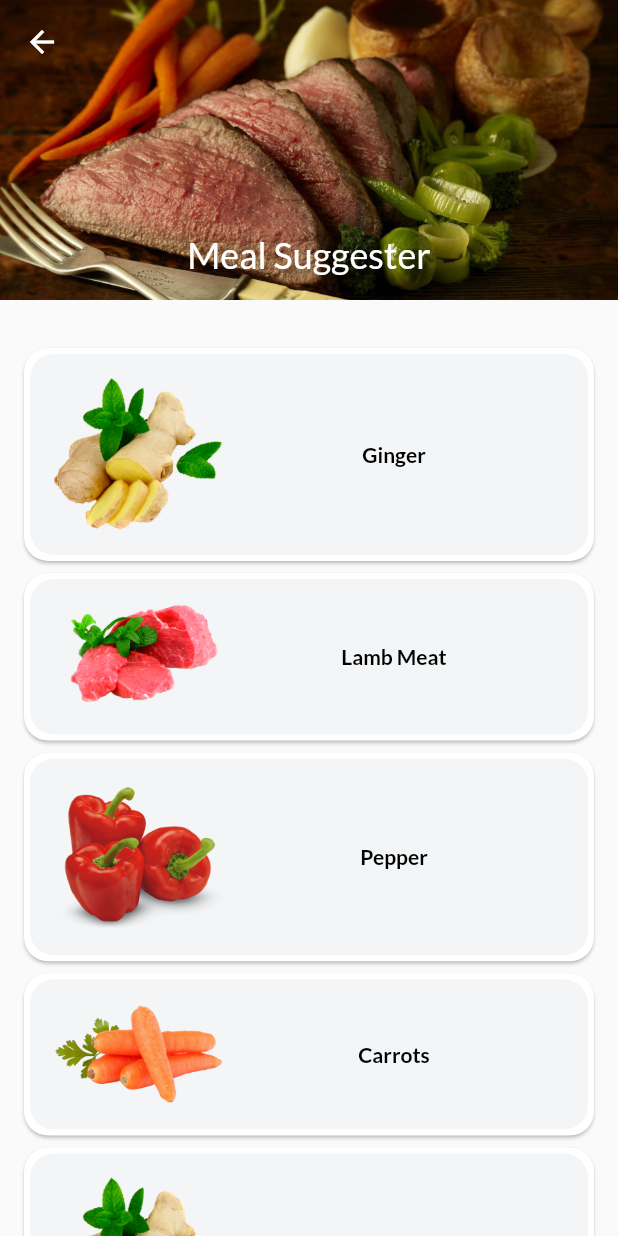
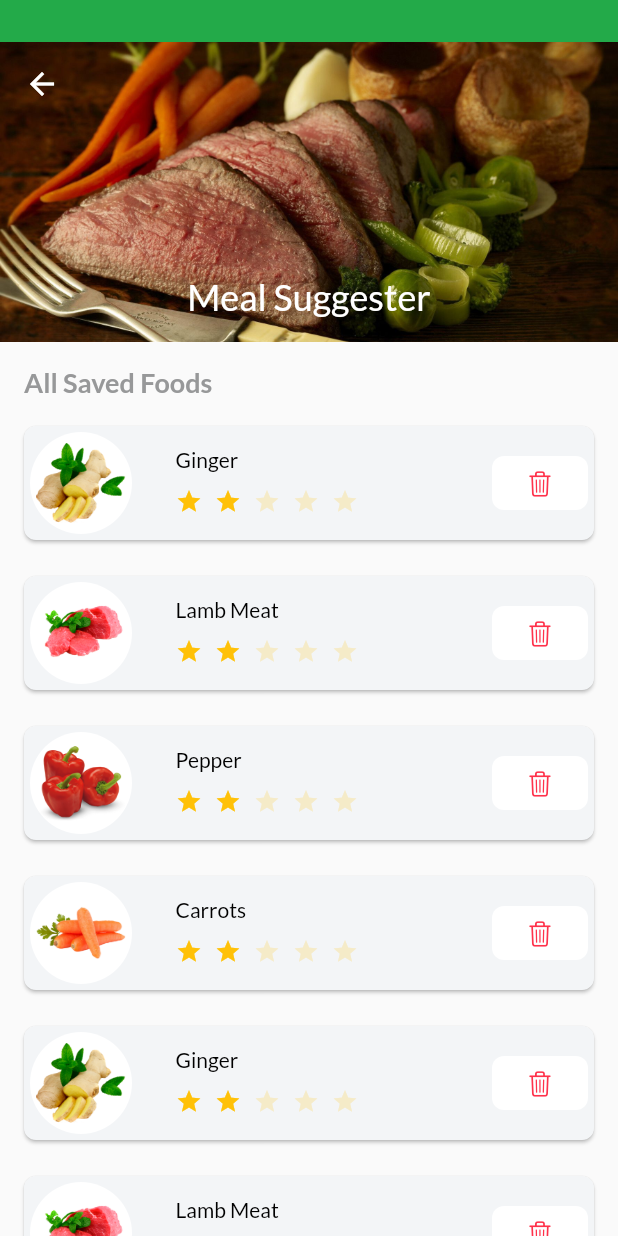
Before and after one commit to owidi-001/Mest, a Flutter app: the AllFoods screen opened directly, on a phone screen of 412 x 824 dp. Run offline on Flutter 3.47's test engine with Material 2 defaults, Android fonts, the phone set to English and light mode, and no system bars; drawn by our look-alikes of flutter_rating_bar; our stand-ins replace google_fonts.

Commit message:
All foods page edit, rating box show, card redesign, home page refactoring

```diff
--- a/lib/main.dart
+++ b/lib/main.dart
@@ -1,7 +1,6 @@
 import 'package:flutter/material.dart';
 import 'package:google_fonts/google_fonts.dart';
 import 'package:mest/home.dart';
-import 'package:mest/screens/home.dart';
 import 'package:mest/screens/new_food.dart';
 import 'package:mest/utils/routes.dart';
 
--- a/lib/screens/all_foods.dart
+++ b/lib/screens/all_foods.dart
@@ -12,10 +12,17 @@ class AllFoods extends StatelessWidget {
 
   @override
   Widget build(BuildContext context) {
-    return SafeArea(
-        child: Scaffold(
+    return Scaffold(
       body: CustomScrollView(
         slivers: <Widget>[
+          SliverToBoxAdapter(
+            child: SizedBox(
+              height: 28,
+              child: Container(
+                color: AppTheme.primaryColor,
+              ),
+            ),
+          ),
           SliverAppBar(
             backgroundColor: AppTheme.primaryColor,
             expandedHeight: 200.0,
@@ -33,21 +40,29 @@ class AllFoods extends StatelessWidget {
                   fit: BoxFit.cover,
                 )),
           ),
-          const SliverToBoxAdapter(
-            child: SizedBox(
-              height: 24,
+          SliverToBoxAdapter(
+              child: Container(
+            padding: const EdgeInsets.only(top: 16.0, bottom: 10, left: 16),
+            child: const Text(
+              "All Saved Foods",
+              style: TextStyle(
+                  fontSize: 18,
+                  fontWeight: FontWeight.bold,
+                  color: AppTheme.secondaryColor),
             ),
-          ),
+          )),
           SliverList(
               delegate: SliverChildBuilderDelegate(((
             context,
             index,
           ) {
             return Card(
-              margin: const EdgeInsets.only(top: 8.0,left: 16,right: 16),
+              margin: const EdgeInsets.only(
+                  top: 8.0, left: 16, right: 16, bottom: 16),
               shape: RoundedRectangleBorder(
-                borderRadius: BorderRadius.circular(16.0),
+                borderRadius: BorderRadius.circular(8.0),
               ),
+              color: AppTheme.lightColor,
               child: FoodCardWidgetHorizontal(
                   food: foods[index],
                   onTapCallback: () => {
@@ -61,6 +76,6 @@ class AllFoods extends StatelessWidget {
           }), childCount: foods.length))
         ],
       ),
-    ));
+    );
   }
 }
--- a/lib/screens/favourite_foods.dart
+++ b/lib/screens/favourite_foods.dart
@@ -1,12 +1,10 @@
 import 'package:flutter/material.dart';
-import 'package:flutter/src/foundation/key.dart';
-import 'package:flutter/src/widgets/framework.dart';
 
 class FavouriteFoods extends StatelessWidget {
   const FavouriteFoods({Key? key}) : super(key: key);
 
   @override
   Widget build(BuildContext context) {
-    return const Center(child: Text("hello"),);
+    return const Center(child: Text("data"),);
   }
 }
--- a/lib/screens/home.dart
+++ b/lib/screens/home.dart
@@ -24,7 +24,7 @@ class _MainPageState extends State<MainPage> {
           LayoutBuilder(
             builder: (BuildContext context, BoxConstraints constraints) {
               return Container(
-                height: constraints.maxHeight / 2,
+                height: constraints.maxHeight / 1.8,
                 width: MediaQuery.of(context).size.width,
                 color: AppTheme.primaryColor,
               );
--- a/lib/services/food.service.dart
+++ b/lib/services/food.service.dart
@@ -29,8 +29,7 @@ List<Food> foods = [
       image: "${baseUrl}carrots.png",
       description: "Food description",
       category: category1),
-
-       Food(
+  Food(
       name: "Ginger",
       image: "${baseUrl}ginger.png",
       description: "Food description",
@@ -50,8 +49,7 @@ List<Food> foods = [
       image: "${baseUrl}carrots.png",
       description: "Food description",
       category: category2),
-
-       Food(
+  Food(
       name: "Ginger",
       image: "${baseUrl}ginger.png",
       description: "Food description",
@@ -71,8 +69,7 @@ List<Food> foods = [
       image: "${baseUrl}carrots.png",
       description: "Food description",
       category: category3),
-
-       Food(
+  Food(
       name: "Ginger",
       image: "${baseUrl}ginger.png",
       description: "Food description",
@@ -141,3 +138,12 @@ List<Food> allFoods() {
 Food randomFood(List<Food> foods) {
   return foods[Random().nextInt(foods.length - 1)];
 }
+
+void deleteFood(Food food) {
+  print("Delete button pressed");
+  if (foods.contains(food)) {
+    print("Action being taken");
+    foods.remove(food);
+  }
+  print("Action completed");
+}
--- a/lib/widgets/foodCard.dart
+++ b/lib/widgets/foodCard.dart
@@ -24,19 +24,21 @@ class _FoodCardState extends State<FoodCard> {
   Widget build(BuildContext context) {
     return FractionallySizedBox(
       heightFactor: 1,
-      child: Container(
-        // color: Colors.amberAccent,
       child: Column(
         mainAxisAlignment: MainAxisAlignment.spaceEvenly,
         crossAxisAlignment: CrossAxisAlignment.center,
         children: <Widget>[
           Expanded(
-              flex: 4,
+            flex:3,
+            child: Container(
+              padding: const EdgeInsets.all(4.0),
+              decoration: const BoxDecoration(
+                      shape: BoxShape.circle,
+                      color: AppTheme.primaryColor,
+                      // backgroundBlendMode: BlendMode.saturation,
+                      ),
               child: InkWell(
-                onTap: () => {
-                  // Navigator.pushReplacementNamed(
-                  //     context, MyRoutes.profileRoute)
-                },
+                onTap: _suggestFood,
                 child: Container(
                   padding: const EdgeInsets.all(8),
                   decoration: BoxDecoration(
@@ -55,8 +57,9 @@ class _FoodCardState extends State<FoodCard> {
                 ),
               ),
             ),
+          ),
           Expanded(
-              flex: 2,
+            flex: 1,
             child: FractionallySizedBox(
               widthFactor: 1,
               child: Column(
@@ -85,11 +88,9 @@ class _FoodCardState extends State<FoodCard> {
                   ]),
             ),
           ),
-            Expanded(
-                flex: 1,
-                child: FractionallySizedBox(
+          FractionallySizedBox(
             alignment: Alignment.bottomCenter,
-                  widthFactor: 1,
+            widthFactor: 0.8,
             child: Padding(
               padding: const EdgeInsets.all(8.0),
               child: ElevatedButton(
@@ -103,9 +104,8 @@ class _FoodCardState extends State<FoodCard> {
                   onPressed: _suggestFood,
                   child: const Text("Suggest")),
             ),
-                ))
+          )
         ],
-        ),
       ),
     );
   }
--- a/lib/widgets/foodCard_horizontal.dart
+++ b/lib/widgets/foodCard_horizontal.dart
@@ -1,6 +1,9 @@
+import 'package:flutter/cupertino.dart';
 import 'package:flutter/material.dart';
 import 'package:mest/models/food.model.dart';
+import 'package:mest/services/food.service.dart';
 import 'package:mest/theme/theme.dart';
+import 'package:mest/widgets/rating_bar.dart';
 
 class FoodCardWidgetHorizontal extends StatelessWidget {
   final Food food;
@@ -18,37 +21,77 @@ class FoodCardWidgetHorizontal extends StatelessWidget {
       child: Card(
           color: AppTheme.lightColor,
           shape: RoundedRectangleBorder(
-            borderRadius: BorderRadius.circular(16.0),
+            borderRadius: BorderRadius.circular(8.0),
           ),
           elevation: 0,
-          child: Padding(
-            padding: const EdgeInsets.all(16.0),
-            child: Row(
-              mainAxisAlignment: MainAxisAlignment.start,
+          child: Flex(
+            direction: Axis.horizontal,
+            mainAxisAlignment: MainAxisAlignment.spaceBetween,
             children: <Widget>[
               Flexible(
                 flex: 1,
+                child: Container(
+                  padding: const EdgeInsets.all(4),
+                  decoration: const BoxDecoration(
+                    shape: BoxShape.circle,
+                    color: AppTheme.whiteColor,
+                  ),
                   child: Image.asset(
                     food.image,
-                    // width: 120,
-                    // height: 120,
+                    width: 60,
+                    height: 60,
+                  ),
                 ),
               ),
               Flexible(
-                  flex: 2,
-                  child: Container(
-                    alignment: Alignment.center,
+                flex: 3,
+                child: Row(
+                  mainAxisAlignment: MainAxisAlignment.spaceBetween,
+                  crossAxisAlignment: CrossAxisAlignment.start,
+                  children: [
+                    Column(
+                      mainAxisAlignment: MainAxisAlignment.spaceBetween,
+                      crossAxisAlignment: CrossAxisAlignment.start,
+                      children: <Widget>[
+                        Container(
+                          margin: const EdgeInsets.only(left: 4),
                           child: Text(
                             food.name,
                             style: const TextStyle(
                                 fontSize: 14,
-                          fontWeight: FontWeight.bold,
+                                fontWeight: FontWeight.normal,
                                 color: AppTheme.darkColor),
                           ),
                         ),
+                        const SizedBox(
+                          height: 10,
+                        ),
+                        const RatingBox()
+                      ],
+                    ),
+                    TextButton(
+                        style: TextButton.styleFrom(
+                            padding: const EdgeInsets.symmetric(vertical: 8),
+                            shape: RoundedRectangleBorder(
+                              borderRadius: BorderRadius.circular(8.0),
+                            ),
+                            backgroundColor: AppTheme.whiteColor),
+                        onPressed: () {
+                          deleteFood(food);
+                          const snackBar = SnackBar(
+                            content: Text('Item permanently removed!'),
+                          );
+                          ScaffoldMessenger.of(context).showSnackBar(snackBar);
+                        },
+                        child: const Icon(
+                          CupertinoIcons.delete,
+                          size: 18,
+                          color: AppTheme.redColor,
+                        ))
+                  ],
+                ),
               ),
             ],
-            ),
           )),
     );
   }
--- /dev/null
+++ b/lib/widgets/rating_bar.dart
@@ -0,0 +1,45 @@
+import 'package:flutter/material.dart';
+import 'package:flutter_rating_bar/flutter_rating_bar.dart';
+
+class RatingBox extends StatefulWidget {
+  const RatingBox({Key? key}) : super(key: key);
+
+  @override
+  State<RatingBox> createState() => _RatingBoxState();
+}
+
+class _RatingBoxState extends State<RatingBox> {
+  int _ratingBarMode = 1;
+  double _initialRating = 2.0;
+
+  @override
+  void initState() {
+    super.initState();
+  }
+
+  @override
+  Widget build(BuildContext context) {
+    return _ratingBar();
+  }
+
+  Widget _ratingBar() {
+    return RatingBar.builder(
+      initialRating: _initialRating,
+      minRating: 1,
+      direction: Axis.horizontal,
+      allowHalfRating: true,
+      unratedColor: Colors.amber.withAlpha(50),
+      itemCount: 5,
+      itemSize: 18.0,
+      itemPadding: const EdgeInsets.symmetric(horizontal: 4.0),
+      itemBuilder: (context, _) => const Icon(
+        Icons.star,
+        color: Colors.amber,
+      ),
+      onRatingUpdate: (rating) {
+        setState(() {});
+      },
+      updateOnDrag: true,
+    );
+  }
+}
--- a/pubspec.yaml
+++ b/pubspec.yaml
@@ -36,6 +36,7 @@ dependencies:
   cupertino_icons: ^1.0.2
   google_fonts: ^3.0.1
   intl: ^0.17.0
+  flutter_rating_bar: ^4.0.1
 
 dev_dependencies:
   flutter_test:
```
Also changed, not shown: pubspec.lock. Lines whose indentation alone changed are shown as unchanged.
